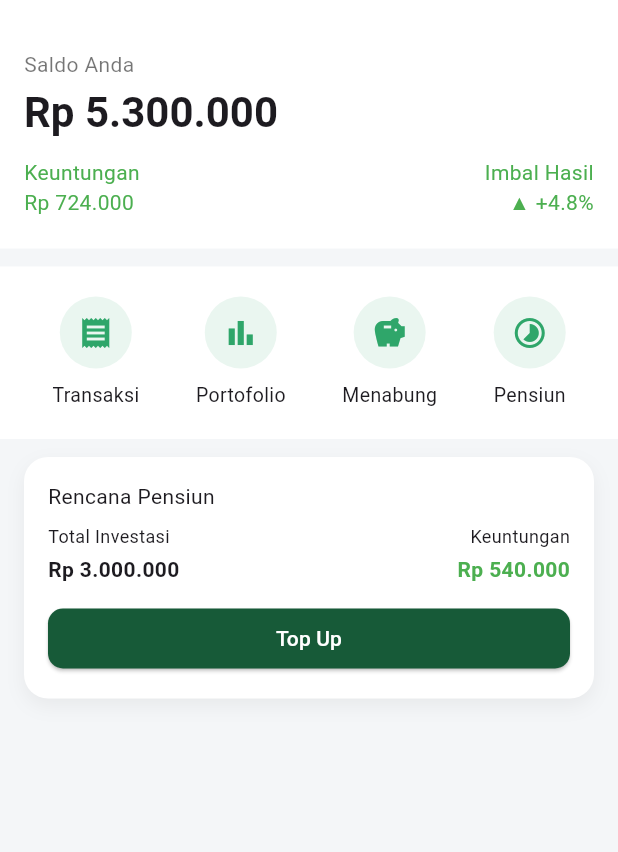
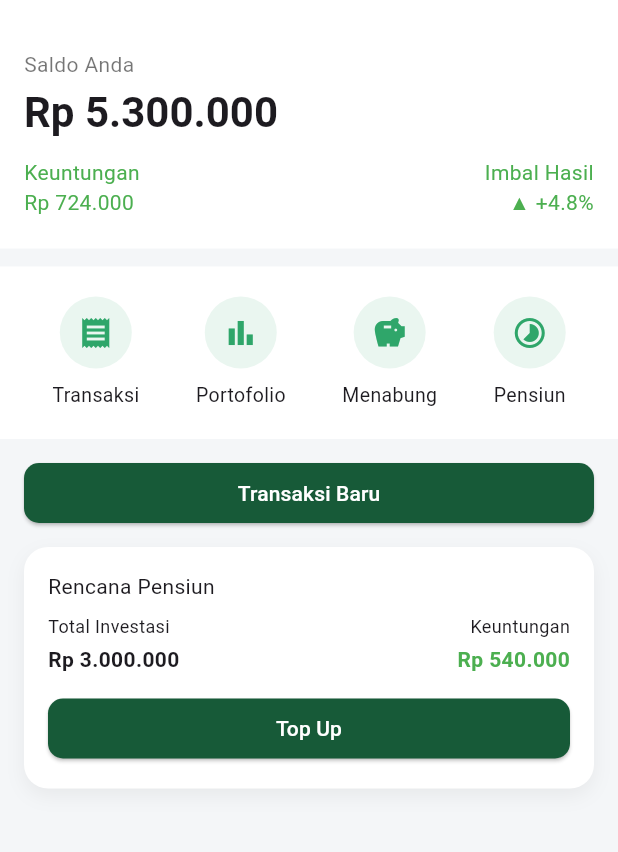
Before and after one commit to Defarrel/GloyMoneyManagement, a Flutter app: the HomeScreen screen opened directly, on a phone screen of 412 x 824 dp, the part 65-917 px from its top. Run offline on Flutter 3.47's test engine with Material 3 defaults, Android fonts, the light colour scheme and no system bars; our stand-ins replace dartz, dropdown_button2, equatable, flutter_bloc, flutter_secure_storage; accounts and stored records are empty; statements that could not run were skipped.

Commit message:
Menambahkan tombol di home untuk transaksi baru

```diff
--- a/lib/presentation/home/pages/home_screen.dart
+++ b/lib/presentation/home/pages/home_screen.dart
@@ -1,6 +1,7 @@
 import 'package:flutter/material.dart';
 import 'package:gloymoneymanagement/core/constants/colors.dart';
 import 'package:gloymoneymanagement/presentation/transaksi/pages/riwayat_transaksi.dart';
+import 'package:gloymoneymanagement/presentation/transaksi/pages/tambah_transaksi.dart';
 
 class HomeScreen extends StatelessWidget {
   const HomeScreen({super.key});
@@ -94,6 +95,31 @@ class HomeScreen extends StatelessWidget {
                     // );
                   }),
                 ],
+              ),
+            ),
+
+            const SizedBox(height: 12),
+            // Tombol Transaksi
+            Padding(
+              padding: const EdgeInsets.symmetric(horizontal: 16),
+              child: ElevatedButton(
+                onPressed: () {
+                  Navigator.push(
+                    context,
+                    MaterialPageRoute(builder: (_) => const TambahTransaksi()),
+                  );
+                },
+                style: ElevatedButton.styleFrom(
+                  backgroundColor: AppColors.primary800,
+                  shape: RoundedRectangleBorder(
+                    borderRadius: BorderRadius.circular(10),
+                  ),
+                  minimumSize: const Size.fromHeight(40),
+                ),
+                child: const Text(
+                  "Transaksi Baru",
+                  style: TextStyle(color: Colors.white),
+                ),
               ),
             ),
 
```
Also changed, not shown: lib/presentation/transaksi/pages/tambah_transaksi.dart (added, +15 -0 lines).
